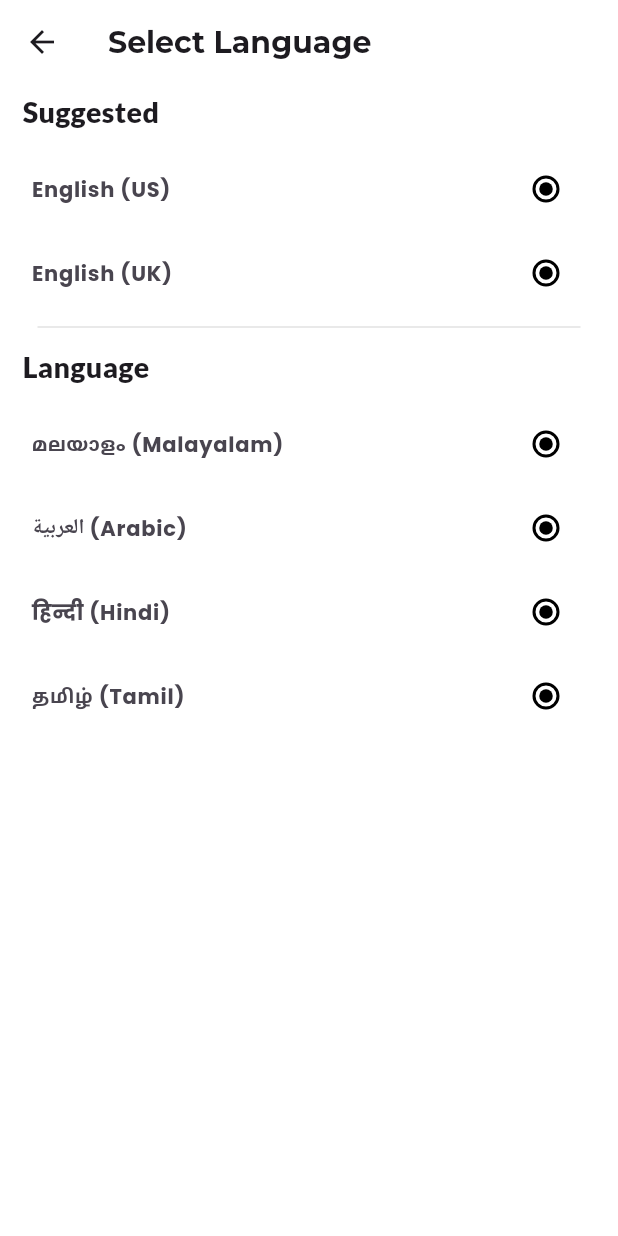
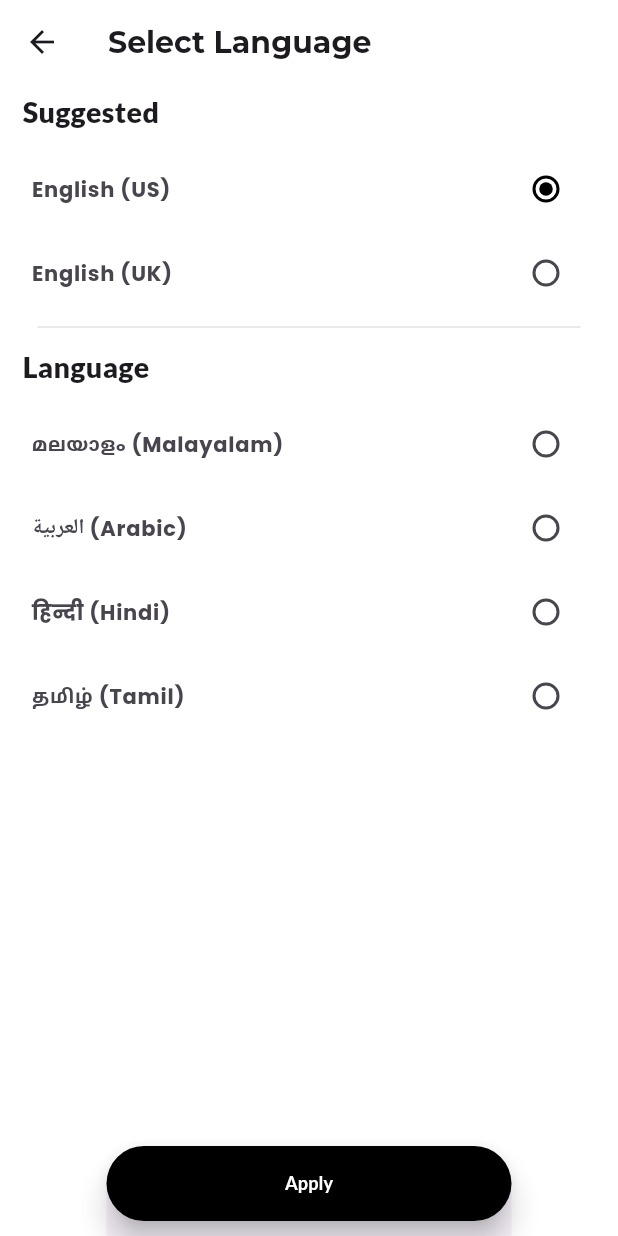
Before and after one commit to H4R1-4926/shopping_app, a Flutter app: the LanguageSettings screen opened directly, on a phone screen of 412 x 824 dp. Run offline on Flutter 3.47's test engine with Material 3 defaults, Android fonts, the phone set to English and light mode, and no system bars; our stand-ins replace bloc, buttons_tabbar, carousel_slider, flutter_bloc, flutter_otp_text_field, freezed_annotation and 6 more; accounts and stored records are empty; network calls fail.

Commit message:
add blc for radio button

```diff
--- /dev/null
+++ b/lib/Application/RadioButton/radio_button_bloc.dart
@@ -0,0 +1,14 @@
+import 'package:bloc/bloc.dart';
+import 'package:freezed_annotation/freezed_annotation.dart';
+
+part 'radio_button_event.dart';
+part 'radio_button_bloc.freezed.dart';
+part 'radio_button_state.dart';
+
+class RadioButtonBloc extends Bloc<RadioButtonEvent, RadioButtonState> {
+  RadioButtonBloc() : super(RadioButtonState.initial()) {
+    on<_OnClicked>((event, emit) {
+      emit(RadioButtonState(value: event.value));
+    });
+  }
+}
--- /dev/null
+++ b/lib/Application/RadioButton/radio_button_event.dart
@@ -0,0 +1,6 @@
+part of 'radio_button_bloc.dart';
+
+@freezed
+class RadioButtonEvent with _$RadioButtonEvent {
+  const factory RadioButtonEvent.onClicked({required int value}) = _OnClicked;
+}
--- /dev/null
+++ b/lib/Application/RadioButton/radio_button_state.dart
@@ -0,0 +1,9 @@
+part of 'radio_button_bloc.dart';
+
+@freezed
+class RadioButtonState with _$RadioButtonState {
+  const factory RadioButtonState({required int value}) = _RadioButtonState;
+  factory RadioButtonState.initial() {
+    return const RadioButtonState(value: 1);
+  }
+}
--- a/lib/Presentation/Screens/Account/Profile Screens/language_change_page.dart
+++ b/lib/Presentation/Screens/Account/Profile Screens/language_change_page.dart
@@ -1,5 +1,7 @@
 import 'package:flutter/material.dart';
+import 'package:flutter_bloc/flutter_bloc.dart';
 import 'package:google_fonts/google_fonts.dart';
+import 'package:shopping_app/Application/RadioButton/radio_button_bloc.dart';
 import 'package:shopping_app/Presentation/Screens/Account/widgets/radio_listtile.dart';
 
 import '../../../../Core/colors.dart';
@@ -9,6 +11,8 @@ class LanguageSettings extends StatelessWidget {
 
   @override
   Widget build(BuildContext context) {
+    return BlocBuilder<RadioButtonBloc, RadioButtonState>(
+      builder: (context, state) {
         return Scaffold(
           appBar: AppBar(
             surfaceTintColor: kwhite,
@@ -16,8 +20,8 @@ class LanguageSettings extends StatelessWidget {
             backgroundColor: kwhite,
             title: Text(
               'Select Language',
-          style:
-              GoogleFonts.montserrat(fontWeight: FontWeight.bold, fontSize: 20),
+              style: GoogleFonts.montserrat(
+                  fontWeight: FontWeight.bold, fontSize: 20),
             ),
           ),
           body: SingleChildScrollView(
@@ -28,15 +32,29 @@ class LanguageSettings extends StatelessWidget {
                   padding: const EdgeInsets.only(left: 15, top: 5, bottom: 10),
                   child: Text(
                     'Suggested',
-                style:
-                    GoogleFonts.lato(fontWeight: FontWeight.w900, fontSize: 19),
+                    style: GoogleFonts.lato(
+                        fontWeight: FontWeight.w900, fontSize: 19),
                   ),
                 ),
-            const ListTileRadioWidget(
+                ListTileRadioWidget(
                   language: 'English (US)',
+                  value: 1,
+                  groupValue: state.value,
+                  onChanged: (int? value) {
+                    context
+                        .read<RadioButtonBloc>()
+                        .add(RadioButtonEvent.onClicked(value: value!));
+                  },
                 ),
-            const ListTileRadioWidget(
+                ListTileRadioWidget(
                   language: 'English (UK)',
+                  value: 2,
+                  groupValue: state.value,
+                  onChanged: (int? value) {
+                    context
+                        .read<RadioButtonBloc>()
+                        .add(RadioButtonEvent.onClicked(value: value!));
+                  },
                 ),
                 Divider(
                   indent: 25,
@@ -47,25 +65,72 @@ class LanguageSettings extends StatelessWidget {
                   padding: const EdgeInsets.only(left: 15, top: 5, bottom: 10),
                   child: Text(
                     'Language',
-                style:
-                    GoogleFonts.lato(fontWeight: FontWeight.w900, fontSize: 19),
+                    style: GoogleFonts.lato(
+                        fontWeight: FontWeight.w900, fontSize: 19),
                   ),
                 ),
-            const ListTileRadioWidget(
+                ListTileRadioWidget(
                   language: 'മലയാളം (Malayalam)',
+                  value: 3,
+                  groupValue: state.value,
+                  onChanged: (int? value) {
+                    context
+                        .read<RadioButtonBloc>()
+                        .add(RadioButtonEvent.onClicked(value: value!));
+                  },
                 ),
-            const ListTileRadioWidget(
+                ListTileRadioWidget(
                   language: 'العربية (Arabic)',
+                  value: 4,
+                  groupValue: state.value,
+                  onChanged: (int? value) {
+                    context
+                        .read<RadioButtonBloc>()
+                        .add(RadioButtonEvent.onClicked(value: value!));
+                  },
                 ),
-            const ListTileRadioWidget(
+                ListTileRadioWidget(
                   language: 'हिन्दी (Hindi)',
+                  value: 5,
+                  groupValue: state.value,
+                  onChanged: (int? value) {
+                    context
+                        .read<RadioButtonBloc>()
+                        .add(RadioButtonEvent.onClicked(value: value!));
+                  },
                 ),
-            const ListTileRadioWidget(
+                ListTileRadioWidget(
                   language: 'தமிழ் (Tamil)',
+                  value: 6,
+                  groupValue: state.value,
+                  onChanged: (int? value) {
+                    context
+                        .read<RadioButtonBloc>()
+                        .add(RadioButtonEvent.onClicked(value: value!));
+                  },
                 ),
               ],
             ),
           ),
+          bottomSheet: Padding(
+            padding: const EdgeInsets.only(bottom: 10),
+            child: ElevatedButton(
+              onPressed: () {
+                Navigator.pop(context);
+              },
+              style: const ButtonStyle(
+                  elevation: MaterialStatePropertyAll(8),
+                  backgroundColor: MaterialStatePropertyAll(kblack),
+                  fixedSize: MaterialStatePropertyAll(Size(270, 50))),
+              child: Text(
+                'Apply',
+                style: GoogleFonts.lato(
+                    color: kwhite, fontWeight: FontWeight.bold, fontSize: 12),
+              ),
+            ),
+          ),
+        );
+      },
     );
   }
 }
--- a/lib/Presentation/Screens/Account/widgets/radio_listtile.dart
+++ b/lib/Presentation/Screens/Account/widgets/radio_listtile.dart
@@ -5,10 +5,16 @@ import 'package:shopping_app/Core/colors.dart';
 
 class ListTileRadioWidget extends StatelessWidget {
   final String language;
+  final int value;
+  final int groupValue;
+  final void Function(int?) onChanged;
 
   const ListTileRadioWidget({
     super.key,
     required this.language,
+    required this.value,
+    required this.onChanged,
+    required this.groupValue,
   });
 
   @override
@@ -22,26 +28,15 @@ class ListTileRadioWidget extends StatelessWidget {
             style:
                 GoogleFonts.poppins(fontWeight: FontWeight.w700, fontSize: 14),
           ),
-          trailing: const RadioWidget(),
+          trailing: Radio(
+            value: value,
+            groupValue: groupValue,
+            onChanged: onChanged,
+            activeColor: kblack,
+            splashRadius: 20,
+          ),
         ),
       ),
     );
   }
 }
-
-class RadioWidget extends StatelessWidget {
-  const RadioWidget({
-    super.key,
-  });
-
-  @override
-  Widget build(BuildContext context) {
-    return Radio(
-      value: 1,
-      groupValue: 1,
-      onChanged: (value) {},
-      activeColor: kblack,
-      splashRadius: 20,
-    );
-  }
-}
```
Also changed, not shown: lib/main.dart (+10 -4 lines), lib/Application/RadioButton/radio_button_bloc.freezed.dart (added). Lines whose indentation alone changed are shown as unchanged.
